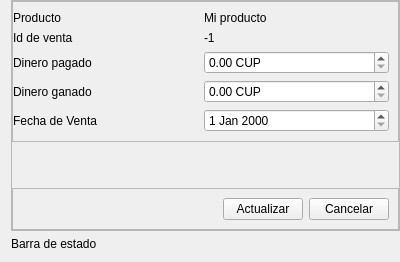
Qt form view/ui/edit_sale_form.ui (R0land013/blue-pos) before a commit.
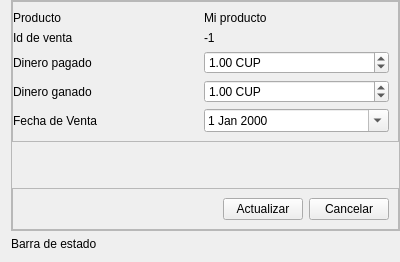
The same form after that commit.

```diff
--- a/view/ui/edit_sale_form.ui
+++ b/view/ui/edit_sale_form.ui
@@ -79,6 +79,15 @@
            <property name="suffix">
             <string> CUP</string>
            </property>
+           <property name="maximum">
+            <double>10000000000.000000000000000</double>
+           </property>
+           <property name="singleStep">
+            <double>10.000000000000000</double>
+           </property>
+           <property name="value">
+            <double>1.000000000000000</double>
+           </property>
           </widget>
          </item>
          <item row="4" column="0">
@@ -89,13 +98,29 @@
           </widget>
          </item>
          <item row="4" column="1">
-          <widget class="QDateEdit" name="sale_date_edit"/>
+          <widget class="QDateEdit" name="sale_date_edit">
+           <property name="calendarPopup">
+            <bool>true</bool>
+           </property>
+          </widget>
          </item>
          <item row="2" column="1">
           <widget class="QDoubleSpinBox" name="paid_money_spin_box">
            <property name="suffix">
             <string> CUP</string>
            </property>
+           <property name="minimum">
+            <double>0.010000000000000</double>
+           </property>
+           <property name="maximum">
+            <double>10000000000.000000000000000</double>
+           </property>
+           <property name="singleStep">
+            <double>10.000000000000000</double>
+           </property>
+           <property name="value">
+            <double>1.000000000000000</double>
+           </property>
           </widget>
          </item>
          <item row="0" column="1">
```
